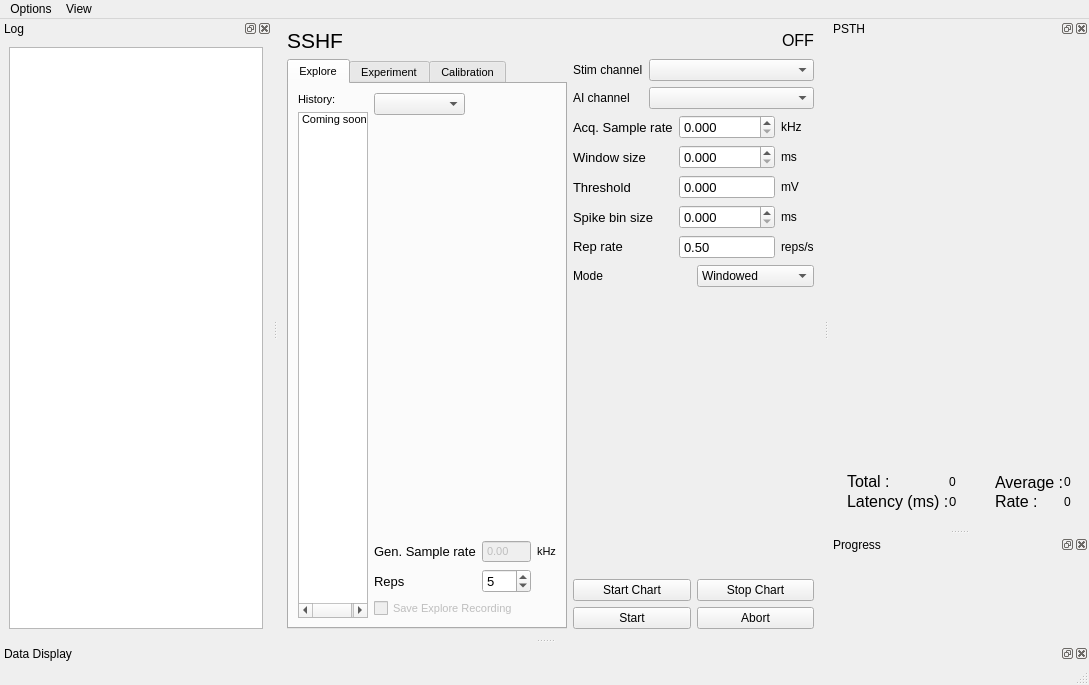
Qt form spikeylab/main/main_control.ui (portfors-lab/sparkle) before a commit.
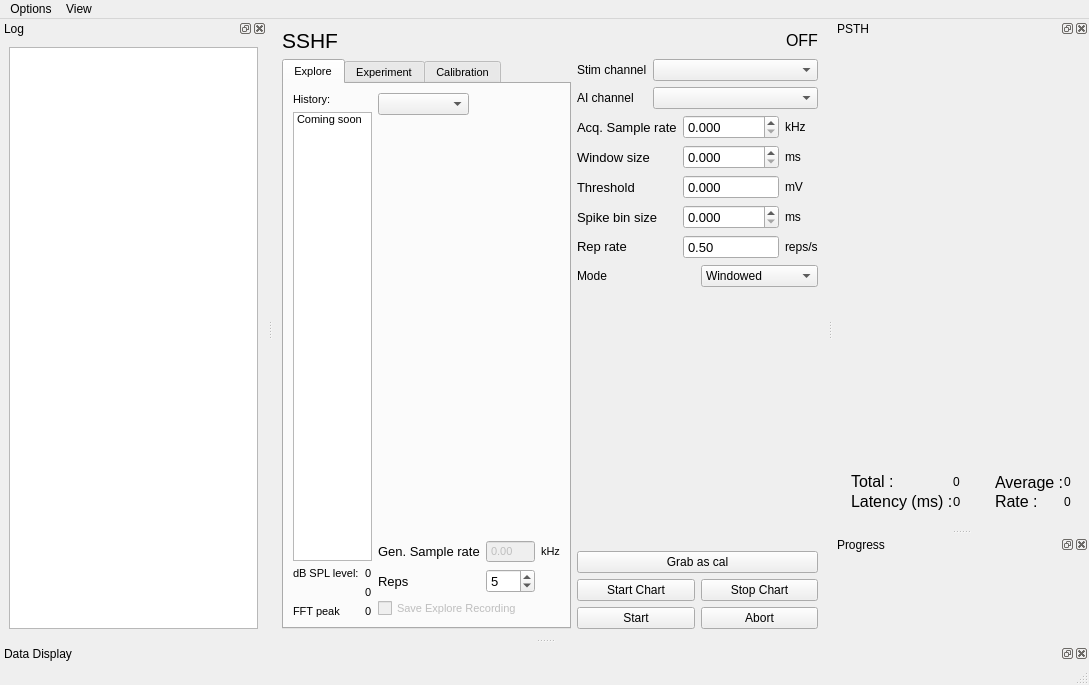
The same form after that commit. Custom widgets are drawn as their Qt base class.

Diff of the .ui file:
```diff
--- a/spikeylab/main/main_control.ui
+++ b/spikeylab/main/main_control.ui
@@ -95,6 +95,45 @@
               </item>
              </widget>
             </item>
+            <item>
+             <layout class="QGridLayout" name="gridLayout_3">
+              <item row="0" column="1">
+               <widget class="QLabel" name="dblevel_lbl">
+                <property name="text">
+                 <string>0</string>
+                </property>
+               </widget>
+              </item>
+              <item row="0" column="0">
+               <widget class="QLabel" name="label_18">
+                <property name="text">
+                 <string>dB SPL level:</string>
+                </property>
+               </widget>
+              </item>
+              <item row="1" column="1">
+               <widget class="QLabel" name="dblevel_lbl2">
+                <property name="text">
+                 <string>0</string>
+                </property>
+               </widget>
+              </item>
+              <item row="2" column="1">
+               <widget class="QLabel" name="dblevel_lbl3">
+                <property name="text">
+                 <string>0</string>
+                </property>
+               </widget>
+              </item>
+              <item row="2" column="0">
+               <widget class="QLabel" name="label_19">
+                <property name="text">
+                 <string>FFT peak</string>
+                </property>
+               </widget>
+              </item>
+             </layout>
+            </item>
            </layout>
           </item>
           <item>
@@ -593,6 +632,13 @@
           </property>
          </spacer>
         </item>
+        <item>
+         <widget class="QPushButton" name="grab_cal_btn">
+          <property name="text">
+           <string>Grab as cal</string>
+          </property>
+         </widget>
+        </item>
         <item>
          <layout class="QHBoxLayout" name="horizontalLayout_8">
           <item>
```
Left out of the diff: 21 changed lines with no effect on the pictures.
